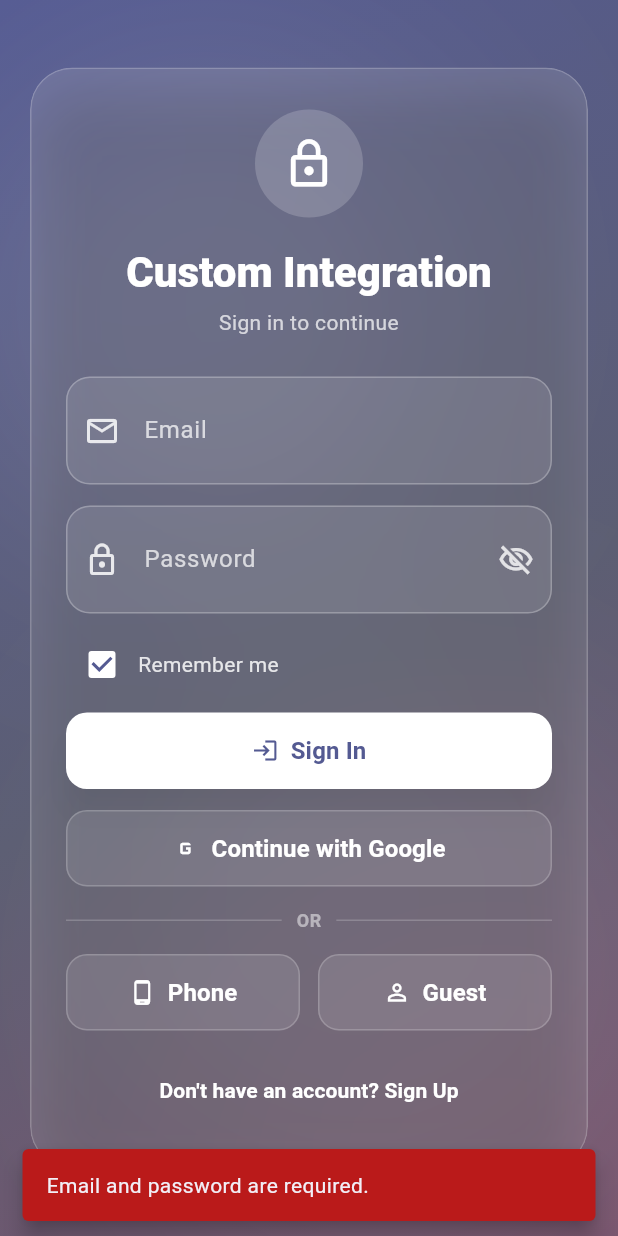
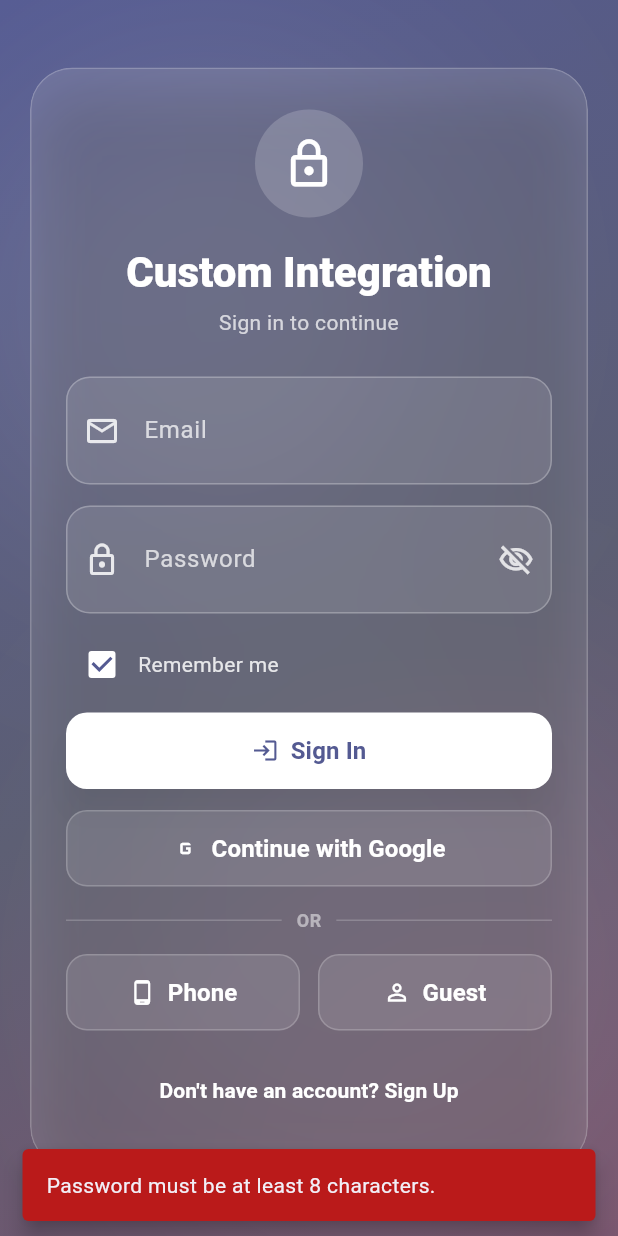
Before and after one commit to halilibrahimavsar/remote_auth_module, a Flutter app: the LoginPage screen opened directly, after a tap on "Sign In", on a phone screen of 412 x 824 dp. Run offline on Flutter 3.47's test engine with Material 3 defaults, Android fonts, the phone set to English and light mode, and no system bars; our stand-ins replace cloud_firestore, firebase_auth, firebase_core, flutter_bloc, google_sign_in, shared_preferences; accounts and stored records are empty; statements that could not run were skipped.

Commit message:
Refactored codes for stability

```diff
--- a/example_app/lib/examples/manual_scenario.dart
+++ b/example_app/lib/examples/manual_scenario.dart
@@ -24,6 +24,10 @@ class ManualIntegrationScenario extends StatelessWidget {
         }
 
         if (state is EmailVerificationRequiredState) {
+          return EmailVerificationPage(user: state.user);
+        }
+
+        if (state is EmailVerificationSentState) {
           return EmailVerificationPage(user: state.user);
         }
 
--- a/lib/src/bloc/auth_state.dart
+++ b/lib/src/bloc/auth_state.dart
@@ -85,14 +85,16 @@ class PasswordResetSentState extends AuthState {
 
 /// Email verification was sent.
 class EmailVerificationSentState extends AuthState {
-  const EmailVerificationSentState();
+  const EmailVerificationSentState({required this.user});
+  final AuthUser user;
 
   @override
   bool operator ==(Object other) =>
-      identical(this, other) || other is EmailVerificationSentState;
+      identical(this, other) ||
+      other is EmailVerificationSentState && user == other.user;
 
   @override
-  int get hashCode => runtimeType.hashCode;
+  int get hashCode => Object.hash(runtimeType, user);
 }
 
 /// Phone code was successfully sent, waiting for user input.
--- /dev/null
+++ b/lib/src/core/utils/auth_validators.dart
@@ -0,0 +1,30 @@
+/// Centralized validation logic for authentication.
+class AuthValidators {
+  /// Validates an email address.
+  static bool isValidEmail(String email) {
+    // Improved regex for email validation
+    final emailRegex = RegExp(
+      r'^[a-zA-Z0-9.!#$%&'
+      r"'"
+      r'*+/=?^_`{|}~-]+@[a-zA-Z0-9](?:[a-zA-Z0-9-]{0,61}[a-zA-Z0-9])?(?:\.[a-zA-Z0-9](?:[a-zA-Z0-9-]{0,61}[a-zA-Z0-9])?)*$',
+    );
+    return emailRegex.hasMatch(email);
+  }
+
+  /// Checks if a password is strong enough.
+  static String? validatePassword(String password) {
+    if (password.length < 8) {
+      return 'Password must be at least 8 characters.';
+    }
+    if (!password.contains(RegExp('[A-Z]'))) {
+      return 'Password must contain at least one uppercase letter.';
+    }
+    if (!password.contains(RegExp('[0-9]'))) {
+      return 'Password must contain at least one number.';
+    }
+    if (!password.contains(RegExp(r'[!@#$%^&*(),.?":{}|<>]'))) {
+      return 'Password must contain at least one special character.';
+    }
+    return null;
+  }
+}
--- a/lib/src/data/repositories/firebase_auth_repository.dart
+++ b/lib/src/data/repositories/firebase_auth_repository.dart
@@ -197,7 +197,10 @@ class FirebaseAuthRepository implements AuthRepository {
       onCodeSent: onCodeSent,
       onVerificationFailed: onVerificationFailed,
       onVerificationCompleted: (user) async {
-        await _syncUserDocument(_auth.currentUser!);
+        final fbUser = _auth.currentUser;
+        if (fbUser != null) {
+          await _syncUserDocument(fbUser);
+        }
         onVerificationCompleted(user);
       },
     );
--- a/lib/src/presentation/pages/forgot_password_page.dart
+++ b/lib/src/presentation/pages/forgot_password_page.dart
@@ -1,6 +1,9 @@
 import 'package:flutter/material.dart';
 import 'package:flutter_bloc/flutter_bloc.dart';
 import 'package:remote_auth_module/src/bloc/auth_bloc.dart';
+import 'package:remote_auth_module/src/bloc/auth_event.dart';
+import 'package:remote_auth_module/src/bloc/auth_state.dart';
+import 'package:remote_auth_module/src/core/utils/auth_validators.dart';
 import 'package:remote_auth_module/src/presentation/widgets/auth_action_button.dart';
 import 'package:remote_auth_module/src/presentation/widgets/auth_glass_card.dart';
 import 'package:remote_auth_module/src/presentation/widgets/auth_gradient_scaffold.dart';
@@ -113,13 +116,7 @@ class _ForgotPasswordPageState extends State<ForgotPasswordPage> {
 
   void _sendReset() {
     final email = _emailController.text.trim();
-    if (email.isEmpty) {
-      _showError('Email is required.');
-      return;
-    }
-
-    final isValidEmail = RegExp(r'^[^\s@]+@[^\s@]+\.[^\s@]+$').hasMatch(email);
-    if (!isValidEmail) {
+    if (!AuthValidators.isValidEmail(email)) {
       _showError('Please enter a valid email address.');
       return;
     }
--- a/lib/src/presentation/pages/login_page.dart
+++ b/lib/src/presentation/pages/login_page.dart
@@ -2,6 +2,7 @@ import 'package:flutter/material.dart';
 import 'package:flutter_bloc/flutter_bloc.dart';
 import 'package:remote_auth_module/src/bloc/auth_bloc.dart';
 import 'package:remote_auth_module/src/domain/entities/auth_user.dart';
+import 'package:remote_auth_module/src/core/utils/auth_validators.dart';
 import 'package:remote_auth_module/src/presentation/pages/email_verification_page.dart';
 import 'package:remote_auth_module/src/presentation/widgets/auth_action_button.dart';
 import 'package:remote_auth_module/src/presentation/widgets/auth_glass_card.dart';
@@ -99,6 +100,7 @@ class _LoginPageState extends State<LoginPage> {
           }
         }
       },
+
       builder: (context, state) {
         final errorMessage = state is AuthErrorState ? state.message : null;
 
@@ -226,7 +228,7 @@ class _LoginPageState extends State<LoginPage> {
                     children: [
                       Expanded(
                         child: Divider(
-                          color: colorScheme.onPrimary.withValues(alpha: 0.2),
+                          color: colorScheme.onPrimary.withOpacity(0.2),
                         ),
                       ),
                       Padding(
@@ -242,7 +244,7 @@ class _LoginPageState extends State<LoginPage> {
                       ),
                       Expanded(
                         child: Divider(
-                          color: colorScheme.onPrimary.withValues(alpha: 0.2),
+                          color: colorScheme.onPrimary.withOpacity(0.2),
                         ),
                       ),
                     ],
@@ -298,13 +300,13 @@ class _LoginPageState extends State<LoginPage> {
     final email = _emailController.text.trim();
     final password = _passwordController.text;
 
-    if (email.isEmpty || password.isEmpty) {
-      _showError('Email and password are required.');
+    final passwordError = AuthValidators.validatePassword(password);
+    if (passwordError != null) {
+      _showError(passwordError);
       return;
     }
 
-    final isValidEmail = RegExp(r'^[^\s@]+@[^\s@]+\.[^\s@]+$').hasMatch(email);
-    if (!isValidEmail) {
+    if (!AuthValidators.isValidEmail(email)) {
       _showError('Please enter a valid email address.');
       return;
     }
--- a/lib/src/services/auth_providers.dart
+++ b/lib/src/services/auth_providers.dart
@@ -71,9 +71,7 @@ class EmailAuthProvider {
 
   Future<void> sendPasswordReset({required String email}) async {
     try {
-      log(
-        '[EmailAuthProvider] Triggering auth.sendPasswordResetEmail(email: $email)...',
-      );
+      log('[EmailAuthProvider] Triggering auth.sendPasswordResetEmail...');
       await auth.sendPasswordResetEmail(email: email);
       log('[EmailAuthProvider] auth.sendPasswordResetEmail() call finished.');
     } on fb.FirebaseAuthException catch (e) {
@@ -157,8 +155,8 @@ class GoogleAuthService {
   final String? serverClientId;
   final String? clientId;
 
-  static Future<void>? _initializeFuture;
-  static ({String? serverClientId, String? clientId})? _initConfig;
+  Future<void>? _initializeFuture;
+  ({String? serverClientId, String? clientId})? _initConfig;
   static const List<String> _firebaseScopes = <String>['email'];
 
   /// Prevent concurrent sign-in attempts which cause NotAllowedError on Web.
--- a/lib/src/services/phone_auth_service.dart
+++ b/lib/src/services/phone_auth_service.dart
@@ -43,6 +43,8 @@ class PhoneAuthService {
         },
         codeAutoRetrievalTimeout: (String verificationId) {
           log('[PhoneAuthService] Auto-retrieval timeout: $verificationId');
+          // Notify the caller so they can still use the verificationId for manual entry
+          onCodeSent(verificationId, null);
         },
       );
     } catch (e) {
```
Also changed, not shown: lib/src/bloc/auth_bloc.dart (+14 -2 lines), lib/src/presentation/pages/register_page.dart (+5 -3 lines), lib/src/presentation/templates/remote_auth_flow.dart (+7 -1 lines), 2 other files.
